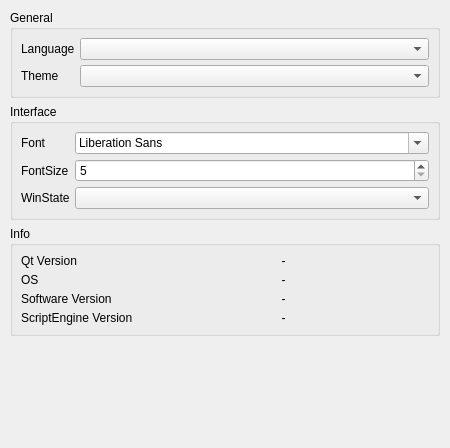
Qt form src/settings/generalsettingdialog.ui (Wing-summer/WingHexExplorer2) before a commit.
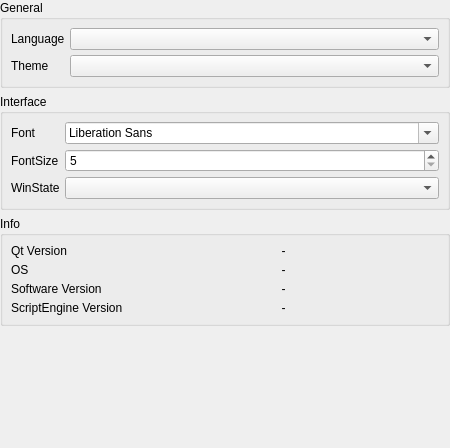
The same form after that commit.

```diff
--- a/src/settings/generalsettingdialog.ui
+++ b/src/settings/generalsettingdialog.ui
@@ -15,16 +15,16 @@
   </property>
   <layout class="QVBoxLayout" name="verticalLayout">
    <property name="leftMargin">
-    <number>10</number>
+    <number>0</number>
    </property>
    <property name="topMargin">
-    <number>10</number>
+    <number>0</number>
    </property>
    <property name="rightMargin">
-    <number>10</number>
+    <number>0</number>
    </property>
    <property name="bottomMargin">
-    <number>10</number>
+    <number>0</number>
    </property>
    <item>
     <widget class="QGroupBox" name="groupBox">
```
